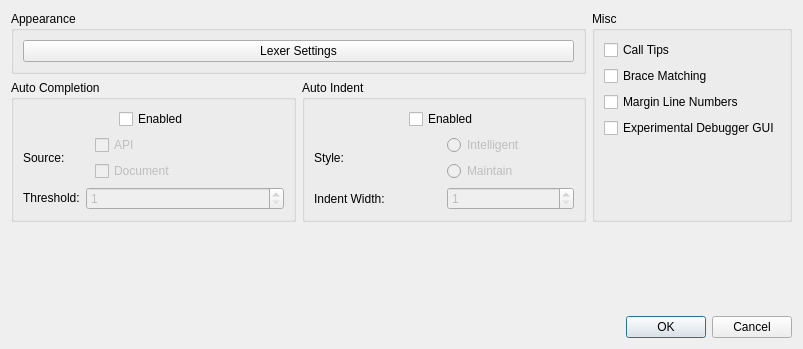
Old version of the form ui/EditorSettingsDialog.ui in the repository kipr/kiss.
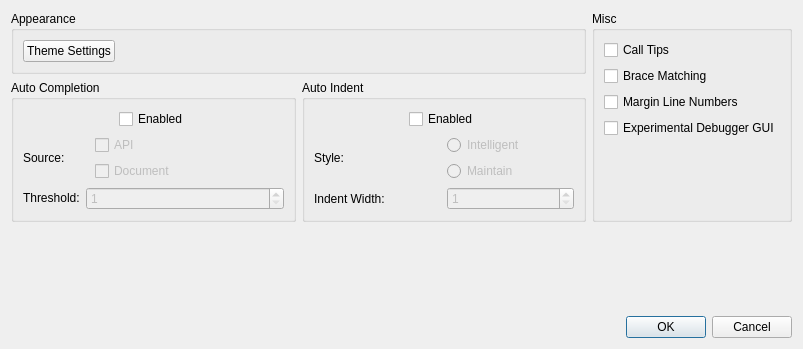
New version of the form.

Commit message: Renamed 'lexer settings dialog' to 'theme settings dialog'

Diff of the .ui file:
```diff
--- a/ui/EditorSettingsDialog.ui
+++ b/ui/EditorSettingsDialog.ui
@@ -29,10 +29,23 @@
       <item>
        <widget class="QPushButton" name="ui_lexerSettingsButton">
         <property name="text">
-         <string>Lexer Settings</string>
+         <string>Theme Settings</string>
         </property>
        </widget>
       </item>
+      <item>
+       <spacer name="horizontalSpacer">
+        <property name="orientation">
+         <enum>Qt::Horizontal</enum>
+        </property>
+        <property name="sizeHint" stdset="0">
+         <size>
+          <width>40</width>
+          <height>20</height>
+         </size>
+        </property>
+       </spacer>
+      </item>
      </layout>
     </widget>
    </item>
```
Left out of the diff: 2 changed lines with no effect on the pictures. The commit also changes 5 other files.
